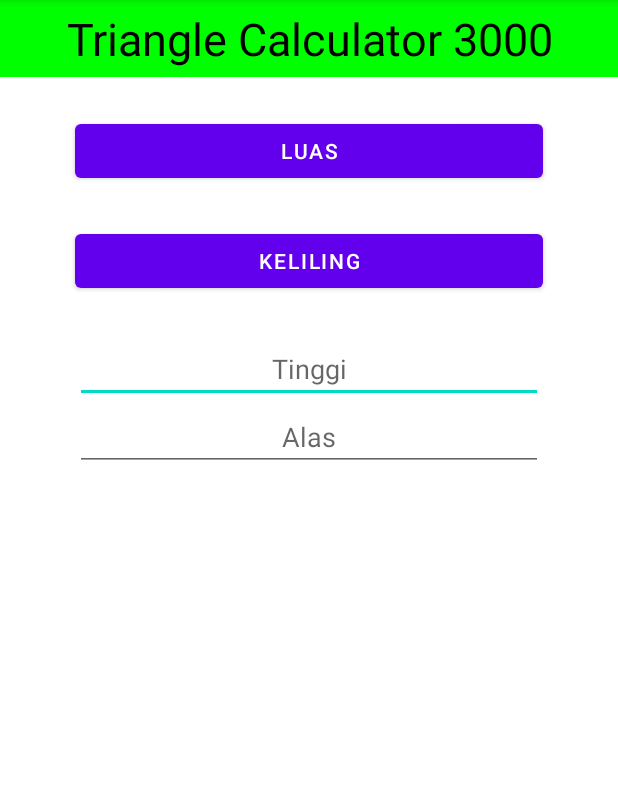
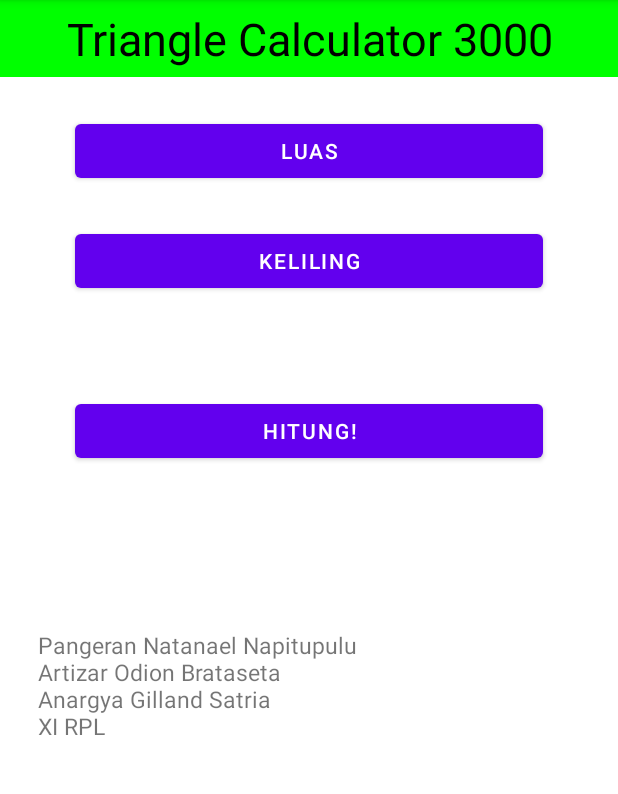
Before and after one commit to greyseth/SegitigaCalc, an Android app: the screen it shows after launch (MainActivity), on a phone screen of 412 x 824 dp, the part 84-878 px from its top. Run offline under Robolectric (Android 15) with nearby library versions, the phone set to English and light mode, and no system bars.

Commit message:
finished the assignment

```diff
--- a/app/src/main/java/com/example/segitigacalc/MainActivity.java
+++ b/app/src/main/java/com/example/segitigacalc/MainActivity.java
@@ -2,13 +2,98 @@ package com.example.segitigacalc;
 
 import androidx.appcompat.app.AppCompatActivity;
 
+import android.graphics.Color;
 import android.os.Bundle;
+import android.view.View;
+import android.widget.Button;
+import android.widget.EditText;
+import android.widget.TextView;
 
 public class MainActivity extends AppCompatActivity {
+    Button luasBtn, kelBtn, calcBtn;
+
+    EditText tinggiInput, alasInput, aInput, bInput, cInput;
+    TextView resDisplay = null;
+
+    String selected = "none";
 
     @Override
     protected void onCreate(Bundle savedInstanceState) {
         super.onCreate(savedInstanceState);
         setContentView(R.layout.activity_main);
+
+        //Initializes elements
+        luasBtn = (Button) findViewById(R.id.luasBtn);
+        kelBtn = (Button) findViewById(R.id.kelBtn);
+        calcBtn = (Button) findViewById(R.id.calcBtn);
+
+        tinggiInput = (EditText) findViewById(R.id.tinggiInput);
+        alasInput = (EditText) findViewById(R.id.alasInput);
+        aInput = (EditText) findViewById(R.id.aInput);
+        bInput = (EditText) findViewById(R.id.bInput);
+        cInput = (EditText) findViewById(R.id.cInput);
+        resDisplay = (TextView) findViewById(R.id.resultDisplay);
+
+        //Button functions
+        luasBtn.setOnClickListener(new View.OnClickListener() {
+            @Override
+            public void onClick(View v) {
+                aInput.setVisibility(View.GONE);
+                bInput.setVisibility(View.GONE);
+                cInput.setVisibility(View.GONE);
+
+                tinggiInput.setVisibility(View.VISIBLE);
+                alasInput.setVisibility(View.VISIBLE);
+
+                selected = "luas";
+            }
+        });
+
+        kelBtn.setOnClickListener(new View.OnClickListener() {
+            @Override
+            public void onClick(View view) {
+                tinggiInput.setVisibility(View.GONE);
+                alasInput.setVisibility(View.GONE);
+
+                aInput.setVisibility(View.VISIBLE);
+                bInput.setVisibility(View.VISIBLE);
+                cInput.setVisibility(View.VISIBLE);
+
+                selected = "kel";
+            }
+        });
+
+        calcBtn.setOnClickListener(new View.OnClickListener() {
+            @Override
+            public void onClick(View view) {
+                if (selected.equals("luas")) {
+                    if (tinggiInput.getText().toString().isEmpty() || alasInput.getText().toString().isEmpty()) {
+                        GiveError("DATA BELUM TERISI!");
+                        return;
+                    }
+
+                    resDisplay.setVisibility(View.VISIBLE);
+                    resDisplay.setTextColor(Color.BLACK);
+                    resDisplay.setText((.5 * Integer.parseInt(alasInput.getText().toString()) * Integer.parseInt(tinggiInput.getText().toString()))+"");
+                }else if (selected.equals("kel")) {
+                    if (aInput.getText().toString().isEmpty() || bInput.getText().toString().isEmpty() || cInput.getText().toString().isEmpty()) {
+                        GiveError("DATA BELUM TERISI!");
+                        return;
+                    }
+
+                    resDisplay.setVisibility(View.VISIBLE);
+                    resDisplay.setTextColor(Color.BLACK);
+                    resDisplay.setText((Integer.parseInt(aInput.getText().toString()) + Integer.parseInt(bInput.getText().toString()) + Integer.parseInt(cInput.getText().toString()))+"");
+                }else {
+                    GiveError("TOLONG PILIH JENIS KALKULASI!");
+                }
+            }
+        });
+    }
+
+    void GiveError(String msg) {
+        resDisplay.setVisibility(View.VISIBLE);
+        resDisplay.setTextColor(Color.RED);
+        resDisplay.setText(msg);
     }
 }
--- a/app/src/main/res/layout/activity_main.xml
+++ b/app/src/main/res/layout/activity_main.xml
@@ -21,56 +21,132 @@
         />
 
     <Button
+        android:id="@+id/luasBtn"
         android:layout_width="match_parent"
         android:layout_height="wrap_content"
         android:layout_marginStart="50dp"
         android:layout_marginEnd="50dp"
-        android:text="Luas"
+        android:layout_marginBottom="25dp"
         android:paddingLeft="15dp"
         android:paddingRight="15dp"
-        android:textAlignment="center"
-        android:layout_marginBottom="25dp"
-        />
+        android:text="Luas"
+        android:textAlignment="center" />
 
     <Button
+        android:id="@+id/kelBtn"
         android:layout_width="match_parent"
         android:layout_height="wrap_content"
         android:layout_marginStart="50dp"
         android:layout_marginEnd="50dp"
-        android:text="Keliling"
+        android:layout_marginBottom="25dp"
         android:paddingLeft="15dp"
         android:paddingRight="15dp"
-        android:textAlignment="center"
-        android:layout_marginBottom="25dp"
-        />
+        android:text="Keliling"
+        android:textAlignment="center" />
 
     <LinearLayout
         android:id="@+id/luasLayout"
         android:layout_width="match_parent"
         android:layout_height="wrap_content"
-        android:orientation="vertical">
+        android:orientation="horizontal"
+        android:gravity="center"
+        android:layout_marginBottom="20dp">
 
         <EditText
             android:id="@+id/tinggiInput"
-            android:layout_width="match_parent"
-            android:layout_height="wrap_content"
-            android:layout_marginEnd="50dp"
-            android:layout_marginStart="50dp"
+            android:layout_width="120dp"
+            android:layout_height="52dp"
+            android:layout_marginStart="60dp"
+
             android:hint="Tinggi"
             android:inputType="number"
             android:textAlignment="center"
+            android:visibility="gone"
             />
 
         <EditText
-            android:id="@+id/inputA"
-            android:layout_width="match_parent"
-            android:layout_height="wrap_content"
-            android:layout_marginEnd="50dp"
-            android:layout_marginStart="50dp"
+            android:id="@+id/alasInput"
+            android:layout_width="120dp"
+            android:layout_height="52dp"
+            android:layout_marginEnd="60dp"
             android:hint="Alas"
             android:inputType="number"
             android:textAlignment="center"
+            android:visibility="gone"
             />
     </LinearLayout>
 
+    <LinearLayout
+        android:id="@+id/kelilingLayout"
+        android:layout_width="match_parent"
+        android:layout_height="wrap_content"
+        android:orientation="horizontal"
+        android:gravity="center"
+        android:layout_marginBottom="20dp">
+
+        <EditText
+            android:id="@+id/aInput"
+            android:layout_width="120dp"
+            android:layout_height="52dp"
+            android:hint="Sisi A"
+            android:inputType="number"
+            android:textAlignment="center"
+            android:visibility="gone"
+            />
+
+        <EditText
+            android:id="@+id/bInput"
+            android:layout_width="120dp"
+            android:layout_height="52dp"
+            android:hint="Sisi B"
+            android:inputType="number"
+            android:textAlignment="center"
+            android:visibility="gone"
+            />
+
+        <EditText
+            android:id="@+id/cInput"
+            android:layout_width="120dp"
+            android:layout_height="52dp"
+            android:hint="Sisi C"
+            android:inputType="number"
+            android:textAlignment="center"
+            android:visibility="gone"
+            />
+    </LinearLayout>
+
+    <Button
+        android:id="@+id/calcBtn"
+        android:layout_width="match_parent"
+        android:layout_height="wrap_content"
+        android:layout_marginStart="50dp"
+        android:layout_marginEnd="50dp"
+        android:layout_marginBottom="25dp"
+        android:paddingLeft="15dp"
+        android:paddingRight="15dp"
+        android:text="Hitung!"
+        android:textAlignment="center" />
+
+    <TextView
+        android:id="@+id/resultDisplay"
+        android:layout_width="match_parent"
+        android:layout_height="wrap_content"
+        android:layout_marginStart="25dp"
+        android:layout_marginEnd="25dp"
+        android:text="NUMBER HERE"
+        android:textAlignment="center"
+        android:textColor="@color/black"
+        android:textSize="35sp"
+        android:visibility="invisible"
+        android:layout_marginBottom="35dp"/>
+
+    <TextView
+        android:id="@+id/names"
+        android:layout_width="wrap_content"
+        android:layout_height="wrap_content"
+        android:layout_marginStart="25dp"
+        android:textSize="15sp"
+        android:text="Pangeran Natanael Napitupulu\nArtizar Odion Brataseta\nAnargya Gilland Satria\nXI RPL"
+        />
+
 </LinearLayout>
```
